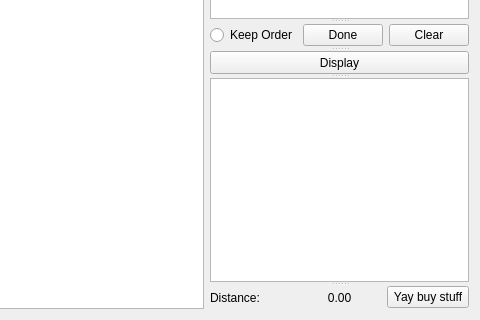
parham-sharaf/BTM-algo, file UI/trip/trip.ui: the form before one commit; both pictures show x 698 to 1178 and y 280 to 600 of the 1178 by 600 pixel window.
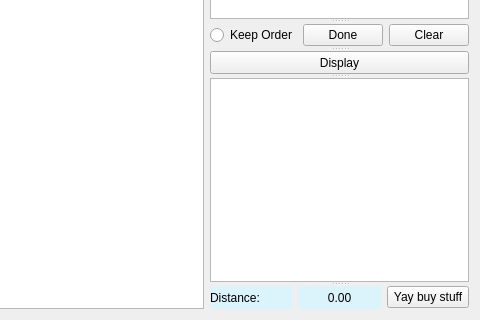
The form after the commit.

Commit message: updated fonts and background pics / UI

```diff
--- a/UI/trip/trip.ui
+++ b/UI/trip/trip.ui
@@ -90,7 +90,7 @@
        </property>
       </column>
      </widget>
-     <widget class="QWidget" name="">
+     <widget class="QWidget" name="layoutWidget">
       <layout class="QHBoxLayout" name="horizontalLayout_3">
        <item>
         <widget class="QRadioButton" name="order_radioButton">
@@ -121,10 +121,13 @@
       </property>
      </widget>
      <widget class="QListWidget" name="teamsList"/>
-     <widget class="QWidget" name="">
+     <widget class="QWidget" name="layoutWidget">
       <layout class="QHBoxLayout" name="horizontalLayout_2">
        <item>
         <widget class="QLabel" name="label_3">
+         <property name="styleSheet">
+          <string notr="true">background-color:#DBF3FA</string>
+         </property>
          <property name="text">
           <string>Distance: </string>
          </property>
@@ -132,6 +135,9 @@
        </item>
        <item>
         <widget class="QLabel" name="total_distance_label">
+         <property name="styleSheet">
+          <string notr="true">background-color:#DBF3FA</string>
+         </property>
          <property name="text">
           <string>0.00</string>
          </property>
```
The commit also changes 23 other files.
